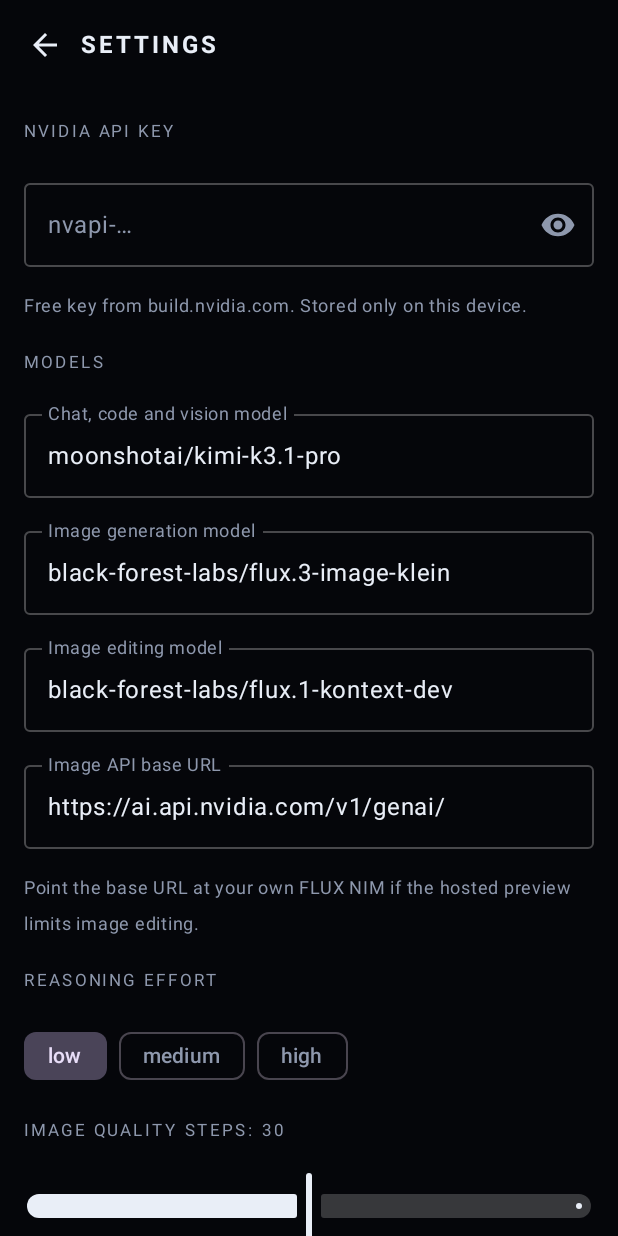
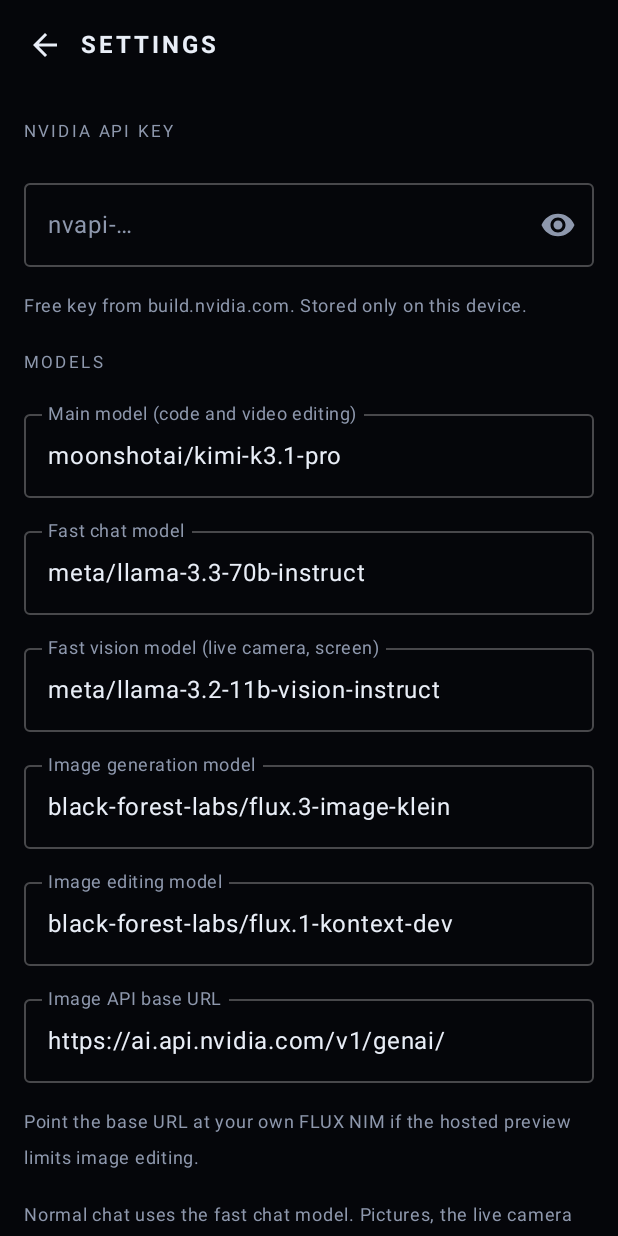
Before and after one commit to alectryonvanguard-netizen/Nexora, an Android app built with Jetpack Compose: the composable SettingsScreen shown on its own in the app's theme, on a phone screen of 412 x 824 dp. Run offline under Robolectric (Android 15) with nearby library versions, the phone set to English and light mode, and no system bars; 2 statements that could not run were skipped.

Commit message:
Update SettingsScreen.kt

```diff
--- a/app/src/main/java/com/nexorastudio/app/SettingsScreen.kt
+++ b/app/src/main/java/com/nexorastudio/app/SettingsScreen.kt
@@ -6,6 +6,8 @@ import android.webkit.WebViewClient
 import androidx.compose.foundation.layout.Arrangement
 import androidx.compose.foundation.layout.Box
 import androidx.compose.foundation.layout.Column
+import androidx.compose.foundation.layout.ExperimentalLayoutApi
+import androidx.compose.foundation.layout.FlowRow
 import androidx.compose.foundation.layout.Row
 import androidx.compose.foundation.layout.Spacer
 import androidx.compose.foundation.layout.fillMaxSize
@@ -26,6 +28,9 @@ import androidx.compose.material3.IconButton
 import androidx.compose.material3.OutlinedTextField
 import androidx.compose.material3.OutlinedTextFieldDefaults
 import androidx.compose.material3.Slider
+import androidx.compose.material3.Switch
+import androidx.compose.material3.SwitchDefaults
+import androidx.compose.material3.TextButton
 import androidx.compose.material3.SliderDefaults
 import androidx.compose.material3.Text
 import androidx.compose.runtime.Composable
@@ -68,17 +73,22 @@ private fun TopBar(title: String, onBack: () -> Unit, actions: @Composable () ->
     }
 }
 
+@OptIn(ExperimentalLayoutApi::class)
 @Composable
 fun SettingsScreen(vm: StudioViewModel, onBack: () -> Unit) {
     val s = vm.settings
     var key by remember { mutableStateOf(s.apiKey) }
     var show by remember { mutableStateOf(false) }
     var chat by remember { mutableStateOf(s.chatModel) }
+    var fast by remember { mutableStateOf(s.fastModel) }
+    var vision by remember { mutableStateOf(s.visionModel) }
     var gen by remember { mutableStateOf(s.genModel) }
     var edit by remember { mutableStateOf(s.editModel) }
     var base by remember { mutableStateOf(s.imageBase) }
     var effort by remember { mutableStateOf(s.effort) }
     var steps by remember { mutableFloatStateOf(s.steps.toFloat()) }
+    var accent by remember { mutableStateOf(s.accentTag) }
+    var auto by remember { mutableStateOf(s.autoLanguage) }
 
     Column(Modifier.fillMaxSize().systemBarsPadding()) {
         TopBar("SETTINGS", onBack)
@@ -104,13 +114,41 @@ fun SettingsScreen(vm: StudioViewModel, onBack: () -> Unit) {
             Text("Free key from build.nvidia.com. Stored only on this device.", color = InkDim, fontSize = 12.sp)
 
             Text("MODELS", color = InkDim, fontSize = 11.sp, letterSpacing = 2.sp)
-            OutlinedTextField(chat, { chat = it; s.chatModel = it }, label = { Text("Chat, code and vision model") }, singleLine = true, colors = fieldColors(), modifier = Modifier.fillMaxWidth())
+            OutlinedTextField(chat, { chat = it; s.chatModel = it }, label = { Text("Main model (code and video editing)") }, singleLine = true, colors = fieldColors(), modifier = Modifier.fillMaxWidth())
+            OutlinedTextField(fast, { fast = it; s.fastModel = it }, label = { Text("Fast chat model") }, singleLine = true, colors = fieldColors(), modifier = Modifier.fillMaxWidth())
+            OutlinedTextField(vision, { vision = it; s.visionModel = it }, label = { Text("Fast vision model (live camera, screen)") }, singleLine = true, colors = fieldColors(), modifier = Modifier.fillMaxWidth())
             OutlinedTextField(gen, { gen = it; s.genModel = it }, label = { Text("Image generation model") }, singleLine = true, colors = fieldColors(), modifier = Modifier.fillMaxWidth())
             OutlinedTextField(edit, { edit = it; s.editModel = it }, label = { Text("Image editing model") }, singleLine = true, colors = fieldColors(), modifier = Modifier.fillMaxWidth())
             OutlinedTextField(base, { base = it; s.imageBase = it }, label = { Text("Image API base URL") }, singleLine = true, colors = fieldColors(), modifier = Modifier.fillMaxWidth())
             Text("Point the base URL at your own FLUX NIM if the hosted preview limits image editing.", color = InkDim, fontSize = 12.sp)
 
-            Text("REASONING EFFORT", color = InkDim, fontSize = 11.sp, letterSpacing = 2.sp)
+            Text("Normal chat uses the fast chat model. Pictures, the live camera and screen sharing use the fast vision model. The main model is for code and video editing. If a model is slow or unavailable, type another NVIDIA model id here.", color = InkDim, fontSize = 12.sp)
+
+            Text("LANGUAGE AND ACCENT", color = InkDim, fontSize = 11.sp, letterSpacing = 2.sp)
+            Row(verticalAlignment = Alignment.CenterVertically) {
+                Text("Reply in the language I write", color = Ink, fontSize = 14.sp, modifier = Modifier.weight(1f))
+                Switch(
+                    checked = auto,
+                    onCheckedChange = { auto = it; s.autoLanguage = it },
+                    colors = SwitchDefaults.colors(checkedTrackColor = Ink, checkedThumbColor = Color(0xFF05060A))
+                )
+            }
+            Text(
+                if (auto) "Pick the accent for the voice and for English spelling." else "NEXORA will always reply in the language you pick below.",
+                color = InkDim, fontSize = 12.sp
+            )
+            FlowRow(horizontalArrangement = Arrangement.spacedBy(8.dp), verticalArrangement = Arrangement.spacedBy(8.dp)) {
+                Accents.tags.forEach { tag ->
+                    FilterChip(
+                        selected = accent == tag,
+                        onClick = { accent = tag; s.accentTag = tag },
+                        label = { Text(Accents.name(tag)) }
+                    )
+                }
+            }
+            TextButton(onClick = { vm.previewVoice() }) { Text("TEST VOICE", color = Ink, letterSpacing = 2.sp) }
+
+            Text("CODE REASONING EFFORT", color = InkDim, fontSize = 11.sp, letterSpacing = 2.sp)
             Row {
                 listOf("low", "medium", "high").forEach { e ->
                     FilterChip(selected = effort == e, onClick = { effort = e; s.effort = e }, label = { Text(e) })
```
